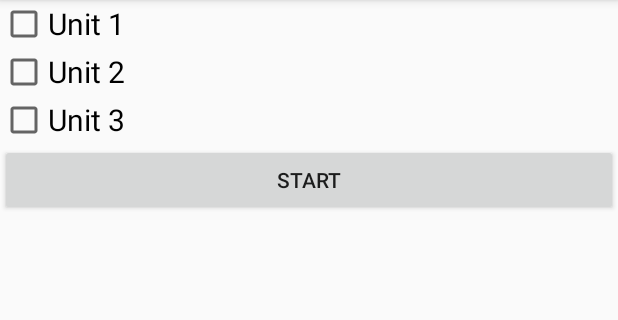
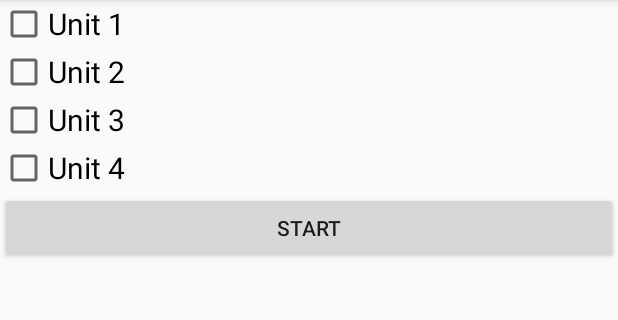
Before and after one commit to kklions1/asl_flash_cards, an Android app: the screen it shows after launch (MainActivity), on a phone screen of 412 x 824 dp, the part 84-404 px from its top. Run offline under Robolectric (Android 15) with nearby library versions, the phone set to English and light mode, and no system bars.

Commit message:
added unit 4

```diff
--- a/app/src/main/java/com/example/kevin/aslflashcards/fragment/OptionsFragment.java
+++ b/app/src/main/java/com/example/kevin/aslflashcards/fragment/OptionsFragment.java
@@ -7,7 +7,6 @@ import android.view.View;
 import android.view.ViewGroup;
 import android.widget.Button;
 import android.widget.CheckBox;
-import android.widget.RadioButton;
 
 import com.example.kevin.aslflashcards.R;
 import com.example.kevin.aslflashcards.configuration.UnitConfiguration;
@@ -22,9 +21,10 @@ public class OptionsFragment extends Fragment {
     private View view;
     private FlashCardDataManager dataManager;
 
-    private CheckBox unitOneRadio;
-    private CheckBox unitTwoRadio;
-    private CheckBox unitThreeRadio;
+    private CheckBox unitOneCheckBox;
+    private CheckBox unitTwoCheckBox;
+    private CheckBox unitThreeCheckBox;
+    private CheckBox unitFourCheckBox;
 
     public static OptionsFragment newInstance() {
         return new OptionsFragment();
@@ -38,9 +38,10 @@ public class OptionsFragment extends Fragment {
     @Override
     public View onCreateView(LayoutInflater inflater, ViewGroup container, Bundle savedInstanceState) {
         view = inflater.inflate(R.layout.options_layout, container, false);
-        unitOneRadio = view.findViewById(R.id.unit_one_radio);
-        unitTwoRadio = view.findViewById(R.id.unit_two_radio);
-        unitThreeRadio = view.findViewById(R.id.unit_three_radio);
+        unitOneCheckBox = view.findViewById(R.id.unit_one_radio);
+        unitTwoCheckBox = view.findViewById(R.id.unit_two_radio);
+        unitThreeCheckBox = view.findViewById(R.id.unit_three_radio);
+        unitFourCheckBox = view.findViewById(R.id.unit_four_radio);
         return view;
     }
 
@@ -64,15 +65,19 @@ public class OptionsFragment extends Fragment {
 
         startButton.setOnClickListener((view) -> {
             UnitConfiguration.Builder builder = new UnitConfiguration.Builder();
-            if (unitOneRadio.isChecked()) {
+            if (unitOneCheckBox.isChecked()) {
                 builder.unitOne();
             }
-            if (unitTwoRadio.isChecked()) {
+            if (unitTwoCheckBox.isChecked()) {
                 builder.unitTwo();
             }
 
-            if (unitThreeRadio.isChecked()) {
+            if (unitThreeCheckBox.isChecked()) {
                 builder.unitThree();
+            }
+
+            if (unitFourCheckBox.isChecked()) {
+                builder.unitFour();
             }
 
             dataManager.setConfiguration(builder.build());
--- a/app/src/main/java/com/example/kevin/aslflashcards/manager/FlashCardDataManager.java
+++ b/app/src/main/java/com/example/kevin/aslflashcards/manager/FlashCardDataManager.java
@@ -62,6 +62,10 @@ public class FlashCardDataManager {
             fetchedWords.add(jsonObject.getAsJsonArray("unit_3"));
         }
 
+        if (configuration.hasUnitFour()) {
+            fetchedWords.add(jsonObject.getAsJsonArray("unit_4"));
+        }
+
         // TODO possibly refactor, may not be the most optimal solution
         for (JsonArray array : fetchedWords) {
             for (int i = 0; i < array.size(); ++i) {
--- a/app/src/main/res/layout/options_layout.xml
+++ b/app/src/main/res/layout/options_layout.xml
@@ -24,6 +24,14 @@
         android:text="@string/unit_three_text"
         android:textSize="20sp"/>
 
+
+    <CheckBox
+        android:id="@+id/unit_four_radio"
+        android:layout_width="match_parent"
+        android:layout_height="wrap_content"
+        android:text="@string/unit_four_text"
+        android:textSize="20sp"/>
+
     <Button
         android:id="@+id/start_button"
         android:layout_width="match_parent"
--- a/app/src/main/res/raw/word_list.json
+++ b/app/src/main/res/raw/word_list.json
@@ -299,5 +299,8 @@
     "To Call Someone Here/Summon",
     "Bring Here/Deliver",
     "Look For/Search For"
+  ],
+  "unit_4": [
+    "Coming Soon"
   ]
 }
--- a/app/src/main/res/values/strings.xml
+++ b/app/src/main/res/values/strings.xml
@@ -7,4 +7,5 @@
     <string name="unit_one_text">Unit 1</string>
     <string name="unit_two_text">Unit 2</string>
     <string name="unit_three_text">Unit 3</string>
+    <string name="unit_four_text">Unit 4</string>
 </resources>
```
Also changed, not shown: app/src/main/java/com/example/kevin/aslflashcards/configuration/UnitConfiguration.java (+10 -0 lines).
